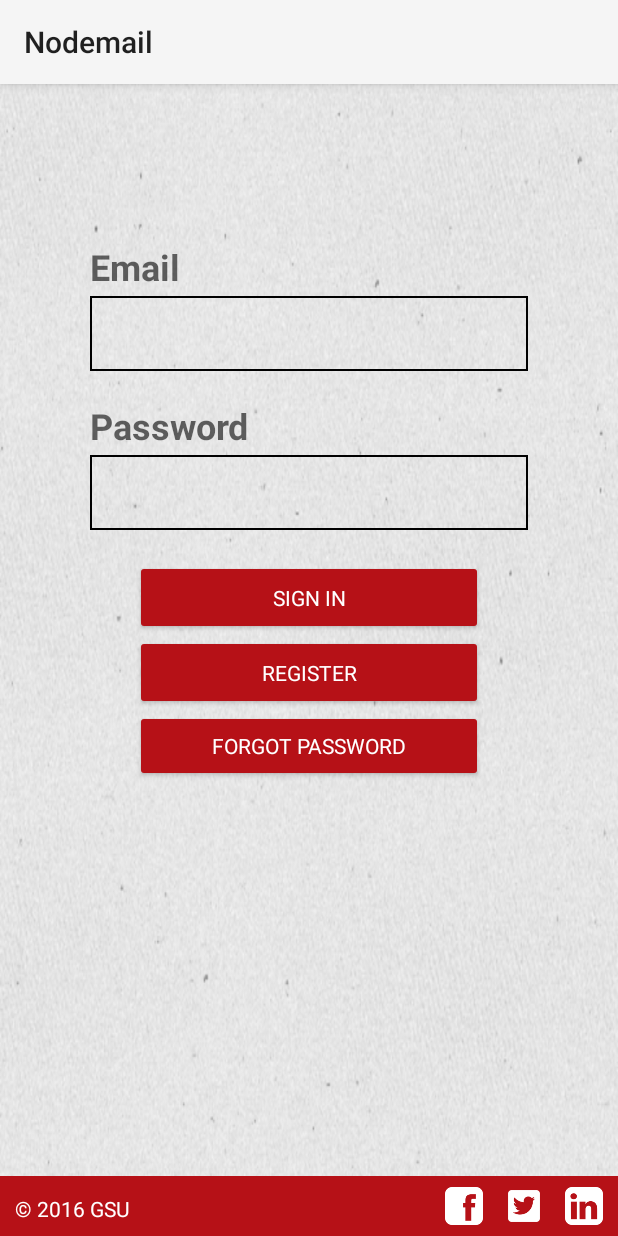
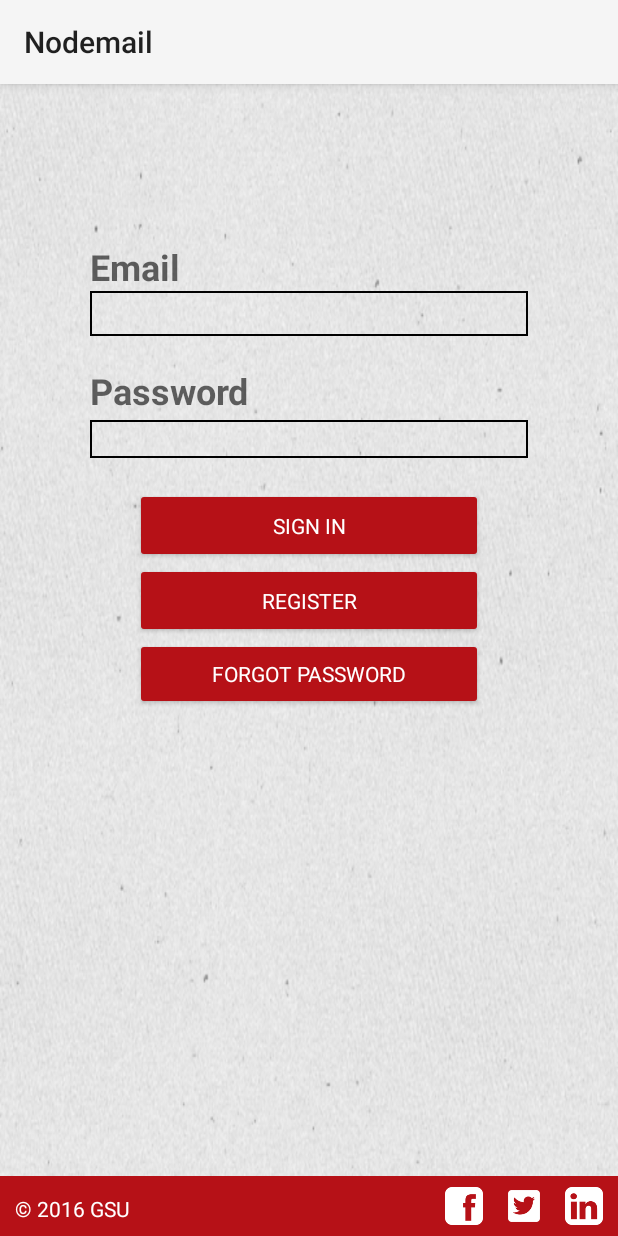
Before and after one commit to mehmetardaoz/GsuApp, an Android app: the LoginActivity screen opened directly, with no data from a screen before it, on a phone screen of 412 x 824 dp. Run offline under Robolectric (Android 15) with nearby library versions, the phone set to English and light mode, and no system bars.

```diff
--- a/app/src/main/res/layout/activity_food_tabbed.xml
+++ b/app/src/main/res/layout/activity_food_tabbed.xml
@@ -63,7 +63,7 @@
         android:layout_height="wrap_content"
         app:layout_behavior="@string/appbar_scrolling_view_behavior"
         android:layout_weight="1"
-        android:background="@drawable/arkapln"
+        android:background="@drawable/arka"
         android:layout_above="@+id/include2"
         android:layout_below="@+id/tarih_sabah" />
 
--- a/app/src/main/res/layout/activity_login.xml
+++ b/app/src/main/res/layout/activity_login.xml
@@ -4,7 +4,8 @@
     android:layout_height="match_parent"
     tools:context="kia.nodemail.LoginActivity"
     android:background="@drawable/arka"
-    android:orientation="vertical">
+    android:orientation="vertical"
+    >
 
 
 
@@ -49,17 +50,16 @@
 
             <android.support.design.widget.TextInputLayout
                 android:layout_width="match_parent"
-                android:layout_height="50dp"
+                android:layout_height="30dp"
                 android:layout_marginLeft="30dp"
                 android:layout_marginRight="30dp"
                 android:background="@drawable/back"
-                android:paddingLeft="7dp"
-                android:layout_marginTop="3dp">
+                >
 
                 <AutoCompleteTextView
                     android:id="@+id/email"
-                    android:layout_width="match_parent"
-                    android:layout_height="35dp"
+                    android:layout_width="wrap_content"
+                    android:layout_height="wrap_content"
                     android:maxLines="1"
                     android:singleLine="true"
                     android:allowUndo="false"
@@ -85,7 +85,7 @@
             <EditText
                 android:id="@+id/password"
                 android:layout_width="match_parent"
-                android:layout_height="50dp"
+                android:layout_height="25dp"
                 android:imeActionId="@+id/login"
                 android:imeActionLabel="@string/action_sign_in_short"
                 android:imeOptions="actionUnspecified"
--- a/app/src/main/res/layout/footer.xml
+++ b/app/src/main/res/layout/footer.xml
@@ -26,7 +26,6 @@
             android:layout_height="25dp"
             android:id="@+id/twitter_btn"
             android:layout_gravity="right|center_vertical"
-            android:onClick=""
             android:background="@drawable/twitter"
             android:layout_marginRight="50dp"
             android:clickable="true" />
@@ -36,7 +35,6 @@
             android:layout_height="25dp"
             android:id="@+id/linkedin_btn"
             android:layout_gravity="right|center_vertical"
-            android:onClick=""
             android:background="@drawable/linkedin"
             android:layout_marginRight="10dp"
             android:clickable="true" />
```
Also changed, not shown: app/src/main/res/layout/activity_splash.xml (+2 -17 lines), app/src/main/res/drawable/splash.png (added).
